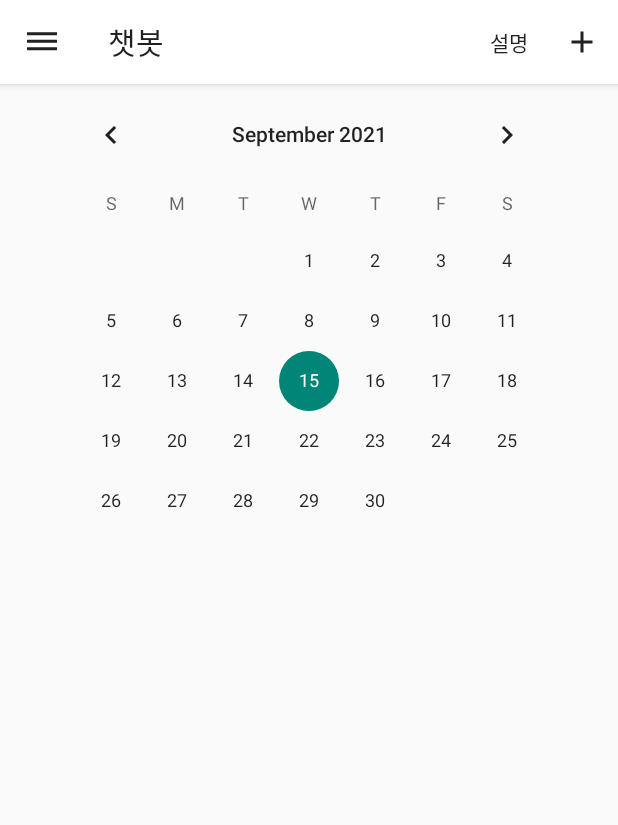
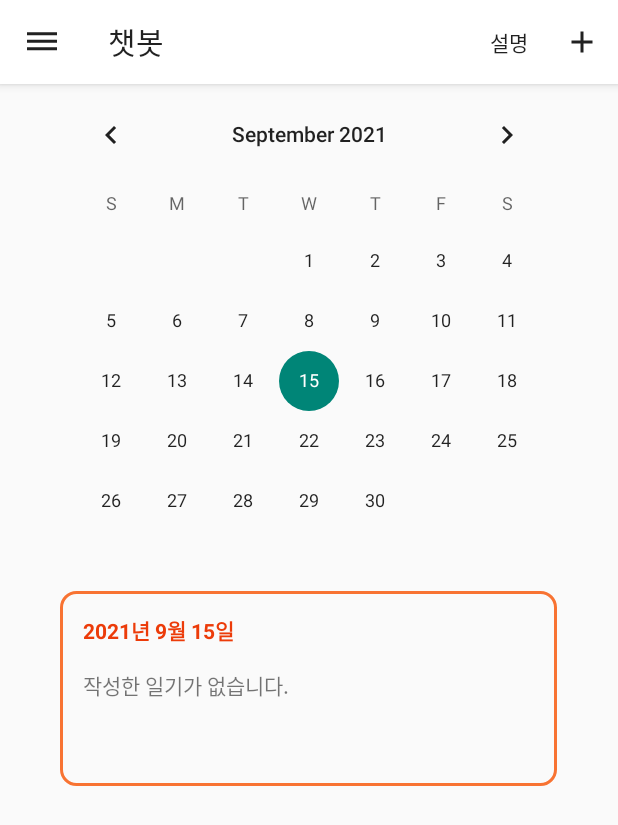
Before and after one commit to food-chatbot/food-chatbot, an Android app: the fragment DiaryFragment placed in its activity, on a phone screen of 412 x 824 dp. Shown: the top 825 px of the screen. Run offline under Robolectric (Android 15) with nearby library versions, the phone set to English and light mode, and no system bars; our stand-ins replace Firebase (no records; nobody signed in at launch, a user with empty details on screens opened directly).

Commit message:
다이어리 탭 레이아웃 수정 및 텍스트뷰 날짜 출력

```diff
--- a/app/src/main/AndroidManifest.xml
+++ b/app/src/main/AndroidManifest.xml
@@ -23,8 +23,6 @@
             </intent-filter>
         </activity>
 
-
-
     </application>
 
 </manifest>
--- a/app/src/main/java/com/example/chatbot/DiaryEditFragment.java
+++ b/app/src/main/java/com/example/chatbot/DiaryEditFragment.java
@@ -1,6 +1,14 @@
 package com.example.chatbot;
 
+import android.os.Bundle;
+
+import androidx.annotation.Nullable;
 import androidx.fragment.app.Fragment;
 
 public class DiaryEditFragment extends Fragment {
+
+    @Override
+    public void onCreate(@Nullable Bundle savedInstanceState) {
+        super.onCreate(savedInstanceState);
+    }
 }
--- a/app/src/main/java/com/example/chatbot/DiaryFragment.java
+++ b/app/src/main/java/com/example/chatbot/DiaryFragment.java
@@ -1,6 +1,7 @@
 package com.example.chatbot;
 
 import android.content.Context;
+import android.content.Intent;
 import android.os.Bundle;
 import android.view.LayoutInflater;
 import android.view.Menu;
@@ -20,6 +21,8 @@ import androidx.annotation.NonNull;
 import androidx.annotation.Nullable;
 import androidx.fragment.app.Fragment;
 
+import java.util.Calendar;
+import java.util.Date;
 
 
 public class DiaryFragment extends Fragment {
@@ -41,12 +44,19 @@ public class DiaryFragment extends Fragment {
         date_tv = view.findViewById(R.id.date_tv);
         diary_tv = view.findViewById(R.id.diary_tv);
 
+        Calendar cal = Calendar.getInstance();
+        int cYear = cal.get(Calendar.YEAR);
+        int cMonth = cal.get(Calendar.MONTH);
+        int cDay = cal.get(Calendar.DAY_OF_MONTH);
+
+        date_tv.setText(cYear+"년 "+(cMonth+1)+"월 "+cDay+"일"); //오늘 날짜 date_tv에 출력
+
         calendarView.setOnDateChangeListener(new CalendarView.OnDateChangeListener() // 날짜 선택 이벤트
         {
             @Override
             public void onSelectedDayChange(@NonNull CalendarView view, int year, int month, int dayOfMonth)
             {
-                String date = year + "년" + (month + 1) + "월" + dayOfMonth + "일";
+                String date = year + "년 " + (month + 1) + "월 " + dayOfMonth + "일";
                 date_tv.setText(date); // 선택한 날짜로 설정
 
             }
--- /dev/null
+++ b/app/src/main/res/drawable/border.xml
@@ -0,0 +1,7 @@
+<?xml version="1.0" encoding="utf-8"?>
+<shape  xmlns:android="http://schemas.android.com/apk/res/android">
+
+    <stroke android:width="2dp" android:color="#F87332"/>
+    <corners android:radius="10dp"/>
+
+</shape>
--- a/app/src/main/res/layout/diary.xml
+++ b/app/src/main/res/layout/diary.xml
@@ -15,8 +15,7 @@
         <LinearLayout
             android:layout_width="match_parent"
             android:layout_height="wrap_content"
-            android:orientation="vertical"
-            android:gravity="center">
+            android:orientation="vertical">
 
             <CalendarView
                 android:id="@+id/calendarView"
@@ -24,20 +23,33 @@
                 android:layout_height="wrap_content"
                 android:layout_gravity="center"/>
 
+            <LinearLayout
+                android:layout_width="331dp"
+                android:layout_height="130dp"
+                android:layout_gravity="center"
+                android:background="@drawable/border"
+                android:orientation="vertical">
+
                 <TextView
                     android:id="@+id/date_tv"
                     android:layout_width="wrap_content"
                     android:layout_height="wrap_content"
-                android:background="@color/white"
+                    android:layout_margin="15dp"
+                    android:textColor="#EC3B09"
+                    android:textStyle="bold"
                     android:lines="1"/>
 
                 <TextView
                     android:id="@+id/diary_tv"
                     android:layout_width="wrap_content"
                     android:layout_height="wrap_content"
+                    android:layout_marginLeft="15dp"
                     android:lines="5"
-                android:background="@color/white"/>
+                    android:text="작성한 일기가 없습니다." />
             </LinearLayout>
+        </LinearLayout>
+
+
     </ScrollView>
 </LinearLayout>
     <!--
```
Lines whose indentation alone changed are shown as unchanged.
